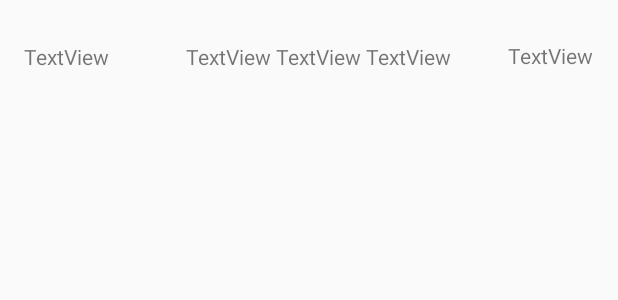
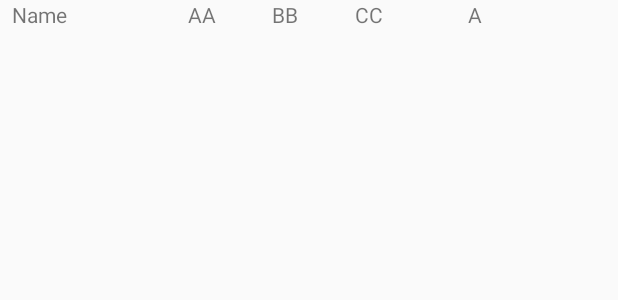
Before and after one commit to DrGomis/App01_M7, an Android app: the layout item_list.xml on its own in the app's theme, with its tools: preview values and no code run, on a phone screen of 412 x 824 dp. Shown: the top 300 px of the screen. Run offline under Robolectric (Android 15) with nearby library versions, the phone set to English and light mode, and no system bars.

Commit message:
Fixed Recyclerview

```diff
--- a/app/src/main/res/layout/item_list.xml
+++ b/app/src/main/res/layout/item_list.xml
@@ -4,66 +4,60 @@
     xmlns:tools="http://schemas.android.com/tools"
     android:id="@+id/layout"
     android:layout_width="match_parent"
-    android:layout_height="80dp"
+    android:layout_height="50dp"
     android:orientation="vertical">
+
+    <LinearLayout
+        android:layout_width="0dp"
+        android:layout_height="wrap_content"
+        android:orientation="horizontal"
+        app:layout_constraintBottom_toBottomOf="parent"
+        app:layout_constraintEnd_toEndOf="parent"
+        app:layout_constraintStart_toStartOf="parent"
+        app:layout_constraintTop_toTopOf="parent"
+        app:layout_constraintVertical_bias="0.0">
 
         <TextView
             android:id="@+id/s_name"
-        android:layout_width="wrap_content"
+            android:layout_width="110dp"
             android:layout_height="wrap_content"
-        android:layout_marginStart="16dp"
-        android:layout_marginLeft="16dp"
-        android:layout_marginTop="28dp"
-        android:text="TextView"
-        app:layout_constraintStart_toStartOf="parent"
-        app:layout_constraintTop_toTopOf="parent" />
+            android:paddingLeft="8dp"
+            android:layout_marginRight="15dp"
+            android:justificationMode="inter_word"
+            android:text="Name" />
 
         <TextView
             android:id="@+id/s_grade_A"
-        android:layout_width="wrap_content"
-        android:layout_height="wrap_content"
-        android:layout_marginStart="124dp"
-        android:layout_marginLeft="124dp"
-        android:layout_marginTop="28dp"
+            android:layout_width="25dp"
+            android:layout_marginRight="25dp"
+            android:layout_height="match_parent"
             android:hint="@android:string/status_bar_notification_info_overflow"
-        android:text="TextView"
-        app:layout_constraintStart_toStartOf="parent"
-        app:layout_constraintTop_toTopOf="parent" />
+            android:text="AA" />
 
         <TextView
             android:id="@+id/s_grade_B"
-        android:layout_width="wrap_content"
+            android:layout_width="25dp"
+            android:layout_marginRight="30dp"
             android:layout_height="wrap_content"
-        android:layout_marginStart="184dp"
-        android:layout_marginLeft="184dp"
-        android:layout_marginTop="28dp"
-        android:text="TextView"
-        app:layout_constraintStart_toStartOf="parent"
-        app:layout_constraintTop_toTopOf="parent" />
+            android:paddingLeft="5dp"
+            android:text="BB" />
 
         <TextView
             android:id="@+id/s_grade_C"
-        android:layout_width="wrap_content"
-        android:layout_height="wrap_content"
-        android:layout_marginStart="244dp"
-        android:layout_marginLeft="244dp"
-        android:layout_marginTop="28dp"
-        android:text="TextView"
-        app:layout_constraintStart_toStartOf="parent"
-        app:layout_constraintTop_toTopOf="parent" />
+            android:layout_width="25dp"
+            android:layout_marginRight="50dp"
+            android:layout_height="match_parent"
+            android:paddingLeft="5dp"
+            android:text="CC" />
 
         <TextView
             android:id="@+id/s_average"
-        android:layout_width="wrap_content"
-        android:layout_height="wrap_content"
-        android:layout_marginTop="28dp"
-        android:layout_marginBottom="33dp"
-        android:text="TextView"
-        app:layout_constraintBottom_toBottomOf="parent"
-        app:layout_constraintEnd_toEndOf="parent"
-        app:layout_constraintHorizontal_bias="0.954"
-        app:layout_constraintStart_toStartOf="parent"
-        app:layout_constraintTop_toTopOf="parent"
-        app:layout_constraintVertical_bias="1.0" />
+            android:layout_width="25dp"
+            android:layout_height="match_parent"
+            android:paddingLeft="5dp"
+            android:paddingRight="10dp"
+            android:text="AV" />
+
+    </LinearLayout>
 
 </androidx.constraintlayout.widget.ConstraintLayout>
```
Also changed, not shown: app/src/main/res/layout/activity_list.xml (+18 -18 lines), 1 other file. Lines whose indentation alone changed are shown as unchanged.
